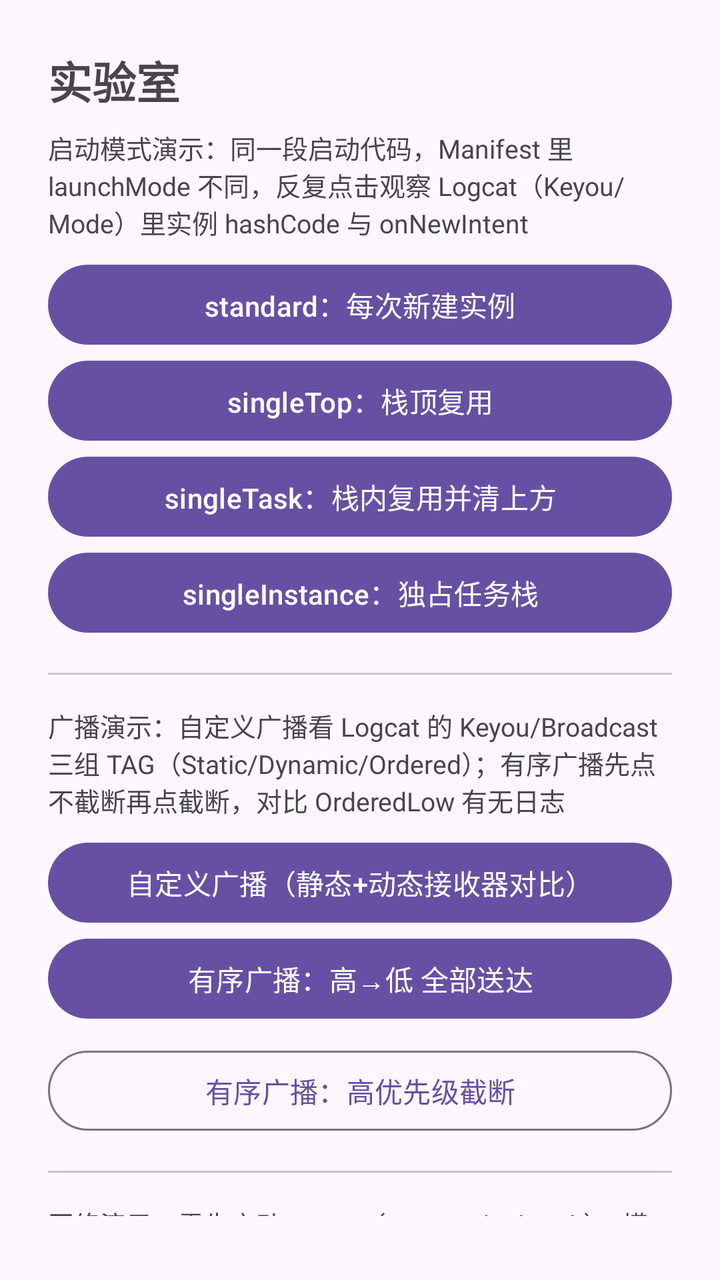
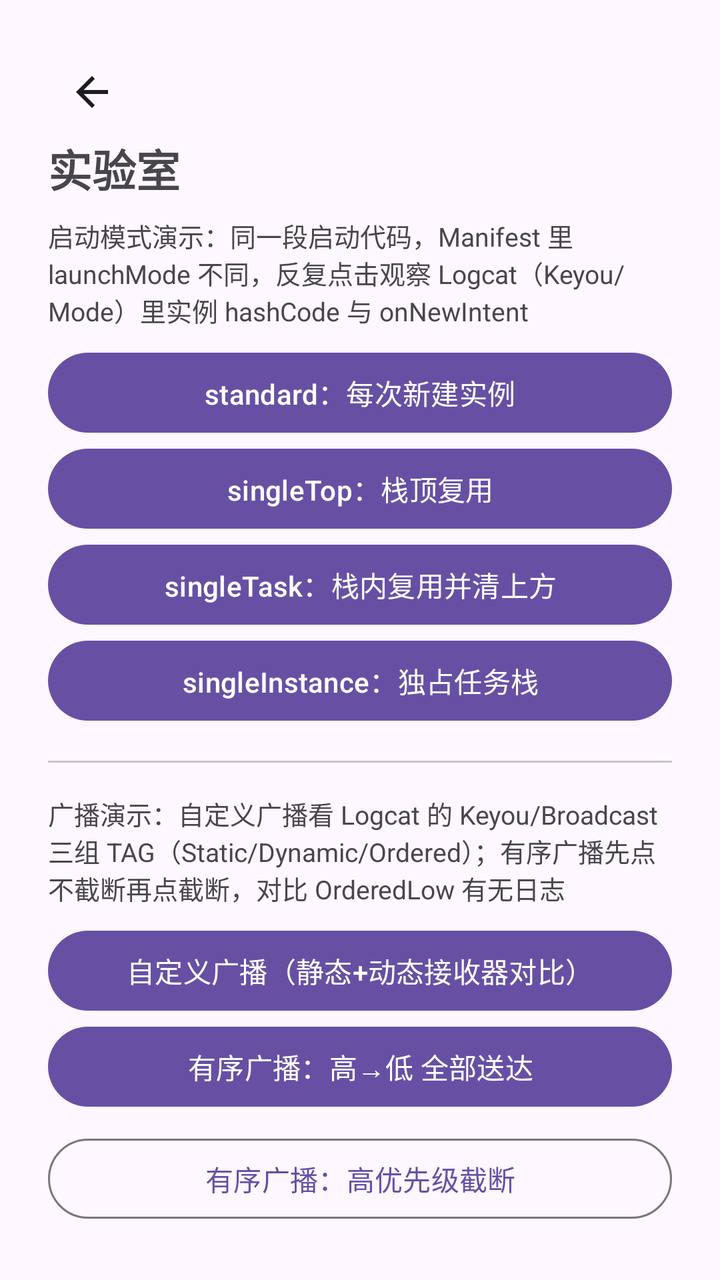

Two renders of the same Android screen: before a commit and after it. Below are the layout's source before the change and the commit's diff.
<!-- AndroidManifest.xml: application theme Theme.Keyou -->
<!-- res/layout/activity_lab.xml -->
<?xml version="1.0" encoding="utf-8"?>
<LinearLayout xmlns:android="http://schemas.android.com/apk/res/android"
    android:layout_width="match_parent"
    android:layout_height="match_parent"
    android:orientation="vertical"
    android:padding="24dp">

    <TextView
        android:layout_width="wrap_content"
        android:layout_height="wrap_content"
        android:text="@string/lab_title"
        android:textSize="22sp"
        android:textStyle="bold"
        android:layout_marginBottom="8dp" />

    <TextView
        android:layout_width="wrap_content"
        android:layout_height="wrap_content"
        android:text="@string/lab_launch_mode_hint"
        android:textSize="13sp"
        android:layout_marginBottom="8dp" />

    <Button
        android:id="@+id/btn_mode_standard"
        android:layout_width="match_parent"
        android:layout_height="wrap_content"
        android:text="@string/mode_standard" />

    <Button
        android:id="@+id/btn_mode_single_top"
        android:layout_width="match_parent"
        android:layout_height="wrap_content"
        android:text="@string/mode_single_top" />

    <Button
        android:id="@+id/btn_mode_single_task"
        android:layout_width="match_parent"
        android:layout_height="wrap_content"
        android:text="@string/mode_single_task" />

    <Button
        android:id="@+id/btn_mode_single_instance"
        android:layout_width="match_parent"
        android:layout_height="wrap_content"
        android:text="@string/mode_single_instance" />

    <View
        android:layout_width="match_parent"
        android:layout_height="1dp"
        android:layout_marginVertical="16dp"
        android:background="?attr/colorOutlineVariant" />

    <TextView
        android:layout_width="wrap_content"
        android:layout_height="wrap_content"
        android:text="@string/lab_broadcast_hint"
        android:textSize="13sp"
        android:layout_marginBottom="8dp" />

    <Button
        android:id="@+id/btn_send_custom"
        android:layout_width="match_parent"
        android:layout_height="wrap_content"
        android:text="@string/broadcast_custom" />

    <Button
        android:id="@+id/btn_send_ordered"
        android:layout_width="match_parent"
        android:layout_height="wrap_content"
        android:text="@string/broadcast_ordered" />

    <Button
        android:id="@+id/btn_send_abort"
        style="@style/Widget.Material3.Button.OutlinedButton"
        android:layout_width="match_parent"
        android:layout_height="wrap_content"
        android:text="@string/broadcast_abort"
        android:layout_marginTop="8dp" />

    <View
        android:layout_width="match_parent"
        android:layout_height="1dp"
        android:layout_marginVertical="16dp"
        android:background="?attr/colorOutlineVariant" />

    <TextView
        android:layout_width="wrap_content"
        android:layout_height="wrap_content"
        android:text="@string/lab_network_hint"
        android:textSize="13sp"
        android:layout_marginBottom="8dp" />

    <Button
        android:id="@+id/btn_json_compare"
        android:layout_width="match_parent"
        android:layout_height="wrap_content"
        android:text="@string/json_compare_title" />

    <Button
        android:id="@+id/btn_rss_parse"
        android:layout_width="match_parent"
        android:layout_height="wrap_content"
        android:text="@string/rss_title" />

    <View
        android:layout_width="match_parent"
        android:layout_height="1dp"
        android:layout_marginVertical="16dp"
        android:background="?attr/colorOutlineVariant" />

    <Button
        android:id="@+id/btn_implicit_intent"
        style="@style/Widget.Material3.Button.OutlinedButton"
        android:layout_width="match_parent"
        android:layout_height="wrap_content"
        android:text="@string/lab_implicit_intent" />

</LinearLayout>
<!-- resources referenced by this layout -->
<resources>
  <string name="broadcast_abort">有序广播：高优先级截断</string>
  <string name="broadcast_custom">自定义广播（静态+动态接收器对比）</string>
  <string name="broadcast_ordered">有序广播：高→低 全部送达</string>
  <string name="json_compare_title">JSON 双解析对比</string>
  <string name="lab_broadcast_hint">广播演示：自定义广播看 Logcat 的 Keyou/Broadcast 三组 TAG（Static/Dynamic/Ordered）；有序广播先点不截断再点截断，对比 OrderedLow 有无日志</string>
  <string name="lab_implicit_intent">隐式 Intent：打开系统浏览器</string>
  <string name="lab_launch_mode_hint">启动模式演示：同一段启动代码，Manifest 里 launchMode 不同，反复点击观察 Logcat（Keyou/Mode）里实例 hashCode 与 onNewIntent</string>
  <string name="lab_network_hint">网络演示：需先启动 server（scripts/deploy.sh），模拟器经 10.0.2.2:8081 访问本机</string>
  <string name="lab_title">实验室</string>
  <string name="mode_single_instance">singleInstance：独占任务栈</string>
  <string name="mode_single_task">singleTask：栈内复用并清上方</string>
  <string name="mode_single_top">singleTop：栈顶复用</string>
  <string name="mode_standard">standard：每次新建实例</string>
  <string name="rss_title">RSS 解析（XmlPullParser）</string>
  <style name="Theme.Keyou" parent="Theme.Material3.DayNight.NoActionBar" />
</resources>

<!-- the commit's change to res/layout/activity_lab.xml (unified diff, before → after) -->
@@ -4,6 +4,8 @@
     android:layout_height="match_parent"
     android:orientation="vertical"
     android:padding="24dp">
+
+    <include layout="@layout/view_back_bar" />
 
     <TextView
         android:layout_width="wrap_content"
@@ -116,3 +118,19 @@
         android:text="@string/lab_implicit_intent" />
 
 </LinearLayout>
+<!-- res/layout/view_back_bar.xml (included above) -->
+<?xml version="1.0" encoding="utf-8"?>
+<FrameLayout xmlns:android="http://schemas.android.com/apk/res/android"
+    android:layout_width="wrap_content"
+    android:layout_height="wrap_content">
+
+    <ImageButton
+        android:id="@+id/btn_back"
+        android:layout_width="44dp"
+        android:layout_height="44dp"
+        android:background="?attr/selectableItemBackgroundBorderless"
+        android:contentDescription="@string/back"
+        android:padding="10dp"
+        android:src="@drawable/ic_arrow_back" />
+
+</FrameLayout>
<!-- resource entries referenced after the edit -->
@@ -1,5 +1,18 @@
 <!-- resources referenced by this layout -->
 <resources>
+  <!-- drawable ic_arrow_back (drawable) -->
+  <?xml version="1.0" encoding="utf-8"?>
+  <vector xmlns:android="http://schemas.android.com/apk/res/android"
+      android:width="24dp"
+      android:height="24dp"
+      android:viewportWidth="24"
+      android:viewportHeight="24"
+      android:tint="?attr/colorOnSurface">
+      <path
+          android:fillColor="@android:color/white"
+          android:pathData="M20,11H7.83l5.59,-5.59L12,4l-8,8 8,8 1.41,-1.41L7.83,13H20v-2z" />
+  </vector>
+  <string name="back">返回</string>
   <string name="broadcast_abort">有序广播：高优先级截断</string>
   <string name="broadcast_custom">自定义广播（静态+动态接收器对比）</string>
   <string name="broadcast_ordered">有序广播：高→低 全部送达</string>
